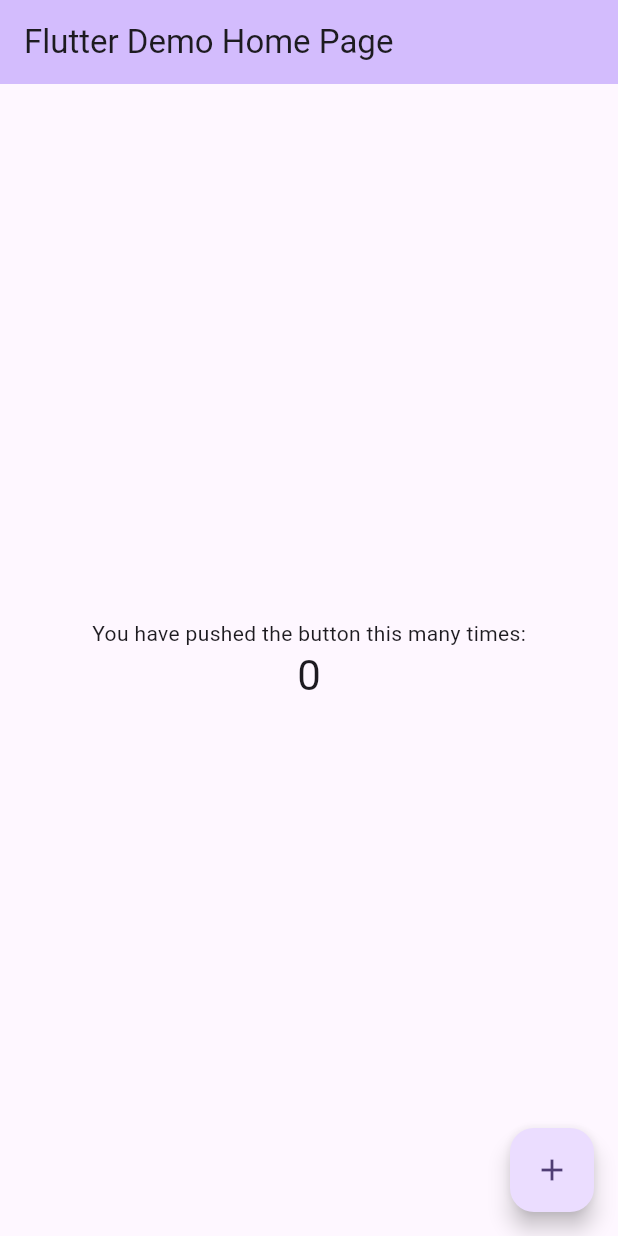
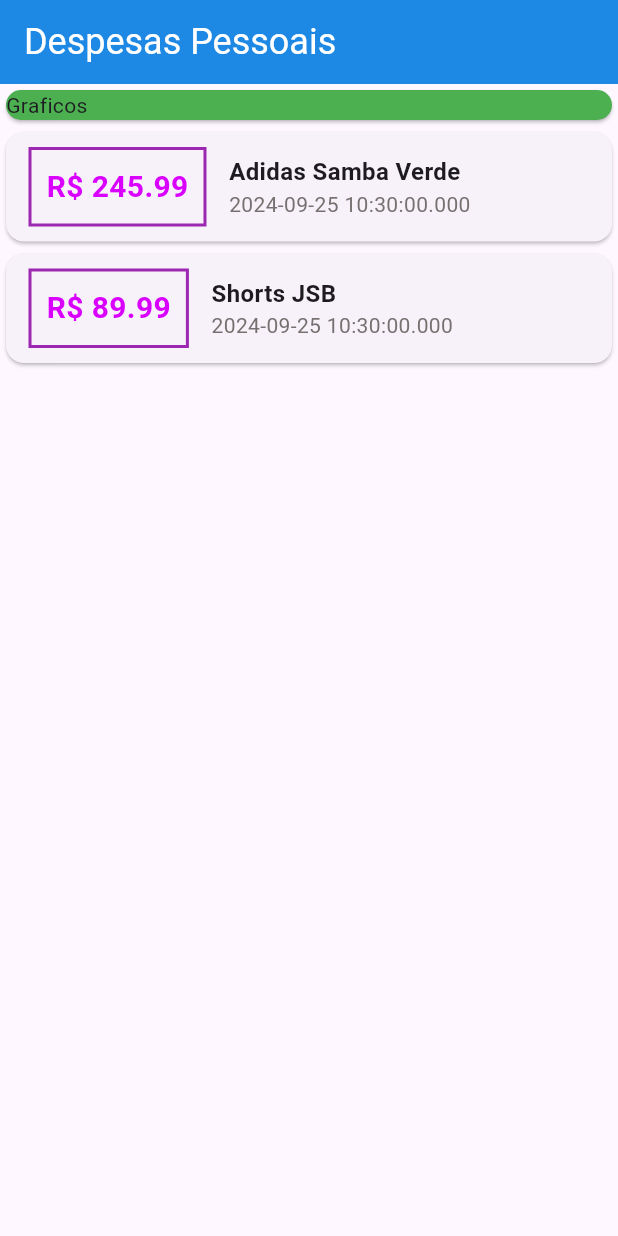
Before and after one commit to RafaelDella/Personal_Expenses, a Flutter app: the screen it shows after launch, on a phone screen of 412 x 824 dp. Run offline on Flutter 3.47's test engine with Material 3 defaults, Android fonts, the phone set to English and light mode, and no system bars.

Commit message:
keep coding

```diff
--- a/expenses/lib/main.dart
+++ b/expenses/lib/main.dart
@@ -1,125 +1,101 @@
+import 'package:expenses/models/transaction.dart';
 import 'package:flutter/material.dart';
 
-void main() {
-  runApp(const MyApp());
-}
+main() => runApp(const ExpensesApp());
 
-class MyApp extends StatelessWidget {
-  const MyApp({super.key});
+class ExpensesApp extends StatelessWidget {
+  const ExpensesApp({super.key});
 
-  // This widget is the root of your application.
   @override
   Widget build(BuildContext context) {
     return MaterialApp(
-      title: 'Flutter Demo',
-      theme: ThemeData(
-        // This is the theme of your application.
-        //
-        // TRY THIS: Try running your application with "flutter run". You'll see
-        // the application has a purple toolbar. Then, without quitting the app,
-        // try changing the seedColor in the colorScheme below to Colors.green
-        // and then invoke "hot reload" (save your changes or press the "hot
-        // reload" button in a Flutter-supported IDE, or press "r" if you used
-        // the command line to start the app).
-        //
-        // Notice that the counter didn't reset back to zero; the application
-        // state is not lost during the reload. To reset the state, use hot
-        // restart instead.
-        //
-        // This works for code too, not just values: Most code changes can be
-        // tested with just a hot reload.
-        colorScheme: ColorScheme.fromSeed(seedColor: Colors.deepPurple),
-        useMaterial3: true,
-      ),
-      home: const MyHomePage(title: 'Flutter Demo Home Page'),
+      home: MyHomePage(),
+      debugShowCheckedModeBanner: false,
     );
   }
 }
 
-class MyHomePage extends StatefulWidget {
-  const MyHomePage({super.key, required this.title});
+class MyHomePage extends StatelessWidget {
+  MyHomePage({super.key});
 
-  // This widget is the home page of your application. It is stateful, meaning
-  // that it has a State object (defined below) that contains fields that affect
-  // how it looks.
-
-  // This class is the configuration for the state. It holds the values (in this
-  // case the title) provided by the parent (in this case the App widget) and
-  // used by the build method of the State. Fields in a Widget subclass are
-  // always marked "final".
-
-  final String title;
-
-  @override
-  State<MyHomePage> createState() => _MyHomePageState();
-}
-
-class _MyHomePageState extends State<MyHomePage> {
-  int _counter = 0;
-
-  void _incrementCounter() {
-    setState(() {
-      // This call to setState tells the Flutter framework that something has
-      // changed in this State, which causes it to rerun the build method below
-      // so that the display can reflect the updated values. If we changed
-      // _counter without calling setState(), then the build method would not be
-      // called again, and so nothing would appear to happen.
-      _counter++;
-    });
-  }
+  final _transctions = [
+    Transaction(
+        id: 't1',
+        title: 'Adidas Samba Verde',
+        value: 245.99,
+        date: DateTime.now()),
+    Transaction(
+        id: 't2', title: 'Shorts JSB', value: 89.99, date: DateTime.now()),
+  ];
 
   @override
   Widget build(BuildContext context) {
-    // This method is rerun every time setState is called, for instance as done
-    // by the _incrementCounter method above.
-    //
-    // The Flutter framework has been optimized to make rerunning build methods
-    // fast, so that you can just rebuild anything that needs updating rather
-    // than having to individually change instances of widgets.
     return Scaffold(
       appBar: AppBar(
-        // TRY THIS: Try changing the color here to a specific color (to
-        // Colors.amber, perhaps?) and trigger a hot reload to see the AppBar
-        // change color while the other colors stay the same.
-        backgroundColor: Theme.of(context).colorScheme.inversePrimary,
-        // Here we take the value from the MyHomePage object that was created by
-        // the App.build method, and use it to set our appbar title.
-        title: Text(widget.title),
+        title: const Text(
+          "Despesas Pessoais",
+          style: TextStyle(
+            color: Colors.white,
+            fontSize: 24,
+          ),
+        ),
+        backgroundColor: Colors.blue[600],
       ),
-      body: Center(
-        // Center is a layout widget. It takes a single child and positions it
-        // in the middle of the parent.
-        child: Column(
-          // Column is also a layout widget. It takes a list of children and
-          // arranges them vertically. By default, it sizes itself to fit its
-          // children horizontally, and tries to be as tall as its parent.
-          //
-          // Column has various properties to control how it sizes itself and
-          // how it positions its children. Here we use mainAxisAlignment to
-          // center the children vertically; the main axis here is the vertical
-          // axis because Columns are vertical (the cross axis would be
-          // horizontal).
-          //
-          // TRY THIS: Invoke "debug painting" (choose the "Toggle Debug Paint"
-          // action in the IDE, or press "p" in the console), to see the
-          // wireframe for each widget.
-          mainAxisAlignment: MainAxisAlignment.center,
+      body: Column(
+          crossAxisAlignment: CrossAxisAlignment.stretch,
           children: <Widget>[
-            const Text(
-              'You have pushed the button this many times:',
+            Container(
+              width: double.infinity,
+              child: const Card(
+                color: Colors.green,
+                child: Text("Graficos"),
+              ),
             ),
-            Text(
-              '$_counter',
-              style: Theme.of(context).textTheme.headlineMedium,
-            ),
-          ],
-        ),
-      ),
-      floatingActionButton: FloatingActionButton(
-        onPressed: _incrementCounter,
-        tooltip: 'Increment',
-        child: const Icon(Icons.add),
-      ), // This trailing comma makes auto-formatting nicer for build methods.
+            Column(
+              children: _transctions.map((tr) {
+                return Card(
+                  child: Row(
+                    children: [
+                      Container(
+                        margin:
+                            EdgeInsets.symmetric(horizontal: 15, vertical: 10),
+                        decoration: BoxDecoration(
+                          border: Border.all(
+                            color: Colors.purple,
+                            width: 2,
+                          ),
+                        ),
+                        padding: EdgeInsets.all(10),
+                        child: Text('R\$ ${tr.value.toStringAsFixed(2)}',
+                            style: TextStyle(
+                                fontWeight: FontWeight.bold,
+                                fontSize: 20,
+                                color: const Color.fromARGB(255, 217, 0, 255))),
+                      ),
+                      Column(
+                        crossAxisAlignment: CrossAxisAlignment.start,
+                        children: [
+                          Text(
+                            tr.title,
+                            style: TextStyle(
+                              fontSize: 16,
+                              fontWeight: FontWeight.bold,
+                            ),
+                          ),
+                          Text(
+                            tr.date.toString(),
+                            style: TextStyle(
+                                color:
+                                    const Color.fromARGB(255, 119, 112, 112)),
+                          )
+                        ],
+                      ),
+                    ],
+                  ),
+                );
+              }).toList(),
+            )
+          ]),
     );
   }
 }
--- /dev/null
+++ b/expenses/lib/models/transaction.dart
@@ -0,0 +1,13 @@
+class Transaction {
+  final String id;
+  final String title;
+  final double value;
+  final DateTime date;
+
+  Transaction({
+    required this.id,
+    required this.title,
+    required this.value,
+    required this.date,
+  });
+}
--- a/expenses/pubspec.yaml
+++ b/expenses/pubspec.yaml
@@ -35,6 +35,7 @@ dependencies:
   # The following adds the Cupertino Icons font to your application.
   # Use with the CupertinoIcons class for iOS style icons.
   cupertino_icons: ^1.0.8
+  intl: ^0.19.0
 
 dev_dependencies:
   flutter_test:
```
Also changed, not shown: expenses/pubspec.lock.
